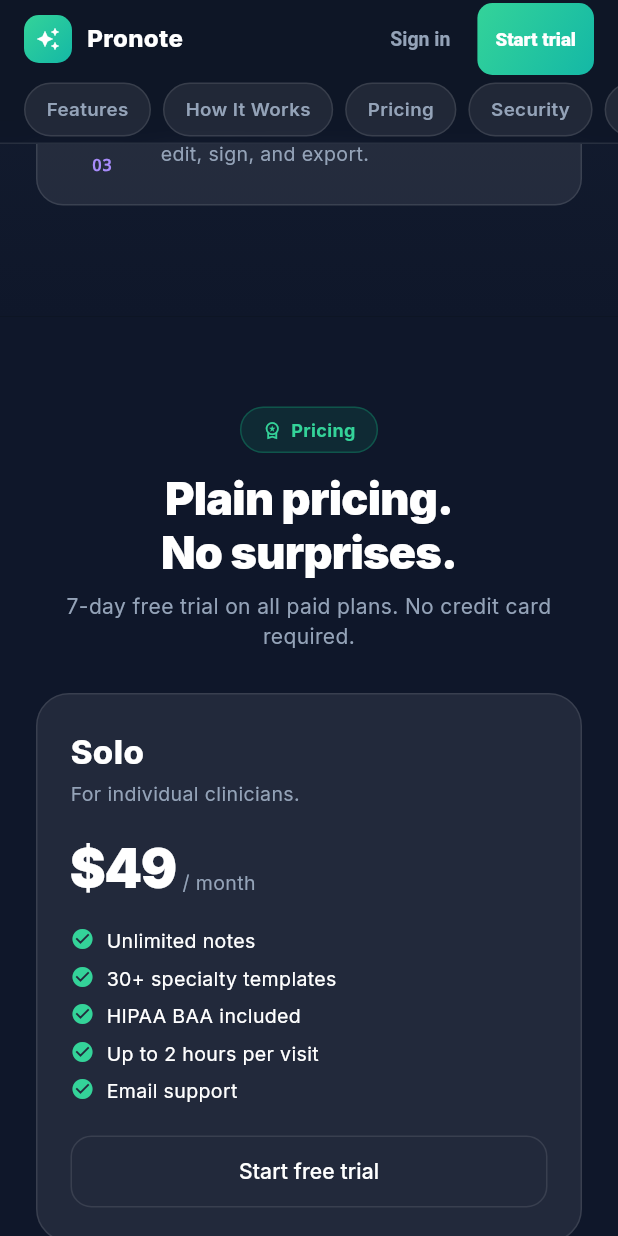
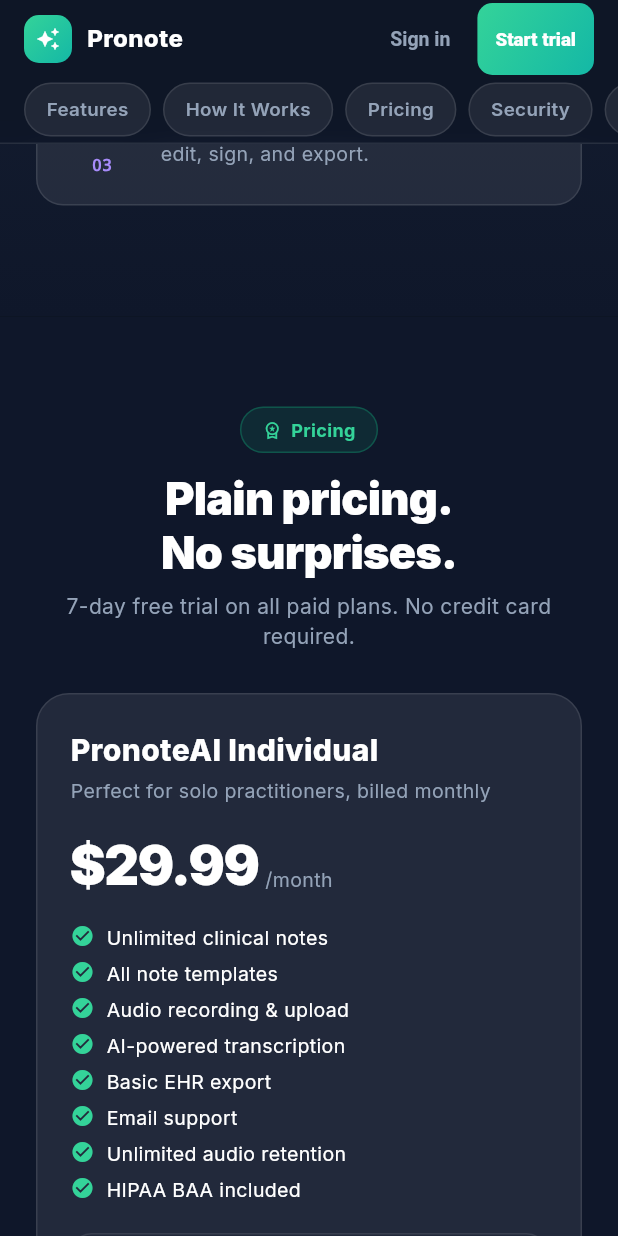
Before and after one commit to sheharyar-shafique/Flutter-Android-Hippa, a Flutter app: the screen it shows after launch, scrolled down 2880 dp, on a phone screen of 412 x 824 dp. Run offline on Flutter 3.47's test engine with Material 3 defaults, Android fonts, the phone set to English and light mode, and no system bars; our stand-ins replace dio, file_picker, flutter_riverpod, flutter_secure_storage, go_router, google_fonts and 2 more; missing offline and left inert: record.

Commit message:
fix(landing): pull pricing cards from kPlans so landing matches checkout
Landing-page Pricing section was rendering hard-coded fake plans (Solo \$49,
Group \$39, Enterprise Custom) that did not match the four real production
plans the user actually pays for in /plans (PronoteAI Individual \$29.99,
Individual Annual \$300, Group Monthly \$40, Group Annual \$460).

This was the cause of the user's screenshot complaint — they saw \$49 / \$39
on the landing page even though the actual product offering is \$29.99 /
\$300 / \$40 / \$460.

Fix:
- _PricingSection now iterates kPlans (the same constant /plans uses) →
  renders all four real plans with full feature lists, MOST POPULAR badge
  on the annual individual card, and the secondary "\$25.00/mo" /
  "\$38.33/mo" subtitle on annual plans.
- _PlanCard renamed to _LandingPlanCard and rewritten against the Plan
  model from core/models/plan.dart (uses .badge, .description,
  .secondary instead of the throwaway local fields).
- New _EnterprisePlanCard class renders the "Contact sales" tier
  separately since Enterprise is not in kPlans (no self-serve Stripe
  price).
- Local _Plan dataclass deleted — single source of truth lives in
  core/models/plan.dart now.

All "Start free trial" CTAs route to /plans for unauth'd users (which
itself bounces to /signup if no account yet, then back to /plans after
signup). The Enterprise card routes to /enterprise.

Copy can never drift again — change a price in core/models/plan.dart and
both landing AND checkout update simultaneously.

Co-Authored-By: Claude Opus 4.7 (1M context) <noreply@anthropic.com>

```diff
--- a/lib/features/landing/landing_screen.dart
+++ b/lib/features/landing/landing_screen.dart
@@ -3,6 +3,7 @@ import 'dart:ui' show ImageFilter;
 import 'package:flutter/material.dart';
 import 'package:go_router/go_router.dart';
 
+import '../../core/models/plan.dart';
 import '../../core/theme/app_theme.dart';
 
 /// Marketing surface — what unauthenticated users see at "/".
@@ -633,36 +634,6 @@ class _PricingSection extends StatelessWidget {
 
   @override
   Widget build(BuildContext context) {
-    final plans = [
-      _Plan(
-        name: 'Solo',
-        price: '\$49',
-        period: '/ month',
-        desc: 'For individual clinicians.',
-        features: ['Unlimited notes', '30+ specialty templates', 'HIPAA BAA included', 'Up to 2 hours per visit', 'Email support'],
-        ctaLabel: 'Start free trial',
-        highlight: false,
-      ),
-      _Plan(
-        name: 'Group',
-        price: '\$39',
-        period: '/ user / month',
-        desc: 'For practices with 5+ clinicians.',
-        features: ['Everything in Solo', 'Multi-user team management', 'Shared template library', 'Priority support', 'Group analytics'],
-        ctaLabel: 'Start free trial',
-        highlight: true,
-      ),
-      _Plan(
-        name: 'Enterprise',
-        price: 'Custom',
-        period: '',
-        desc: 'For health systems and large groups.',
-        features: ['Everything in Group', 'EHR integrations', 'Dedicated account manager', 'Custom SLA', 'On-premise deployment available'],
-        ctaLabel: 'Contact sales',
-        highlight: false,
-      ),
-    ];
-
     return Container(
       width: double.infinity,
       padding: const EdgeInsets.fromLTRB(24, 60, 24, 60),
@@ -683,39 +654,25 @@ class _PricingSection extends StatelessWidget {
             style: TextStyle(color: AppColors.slate400, fontSize: 14),
           ),
           const SizedBox(height: 28),
-          ...plans.map((p) => Padding(
+          // Render the 4 real plans from kPlans (same source the /plans
+          // checkout screen uses) so pricing copy can never drift between
+          // landing and checkout.
+          ...kPlans.map((p) => Padding(
                 padding: const EdgeInsets.only(bottom: 14),
-                child: _PlanCard(plan: p),
+                child: _LandingPlanCard(plan: p),
               )),
+          // Enterprise lives outside kPlans because it has no self-serve
+          // Stripe price — it routes to a "Contact sales" page.
+          const _EnterprisePlanCard(),
         ],
       ),
     );
   }
 }
 
-class _Plan {
-  final String name;
-  final String price;
-  final String period;
-  final String desc;
-  final List<String> features;
-  final String ctaLabel;
-  final bool highlight;
-
-  _Plan({
-    required this.name,
-    required this.price,
-    required this.period,
-    required this.desc,
-    required this.features,
-    required this.ctaLabel,
-    required this.highlight,
-  });
-}
-
-class _PlanCard extends StatelessWidget {
-  final _Plan plan;
-  const _PlanCard({required this.plan});
+class _LandingPlanCard extends StatelessWidget {
+  final Plan plan;
+  const _LandingPlanCard({required this.plan});
 
   @override
   Widget build(BuildContext context) {
@@ -737,34 +694,38 @@ class _PlanCard extends StatelessWidget {
       child: Column(
         crossAxisAlignment: CrossAxisAlignment.start,
         children: [
-          if (plan.highlight)
+          if (plan.badge != null)
             Container(
               padding: const EdgeInsets.symmetric(horizontal: 8, vertical: 3),
               decoration: BoxDecoration(
                 color: AppColors.emerald500,
                 borderRadius: BorderRadius.circular(20),
               ),
-              child: const Text('MOST POPULAR',
-                  style: TextStyle(color: Colors.white, fontSize: 9, fontWeight: FontWeight.w800, letterSpacing: 1)),
+              child: Text(plan.badge!,
+                  style: const TextStyle(color: Colors.white, fontSize: 9, fontWeight: FontWeight.w800, letterSpacing: 1)),
             ),
-          if (plan.highlight) const SizedBox(height: 10),
+          if (plan.badge != null) const SizedBox(height: 10),
           Text(plan.name,
-              style: const TextStyle(color: Colors.white, fontSize: 22, fontWeight: FontWeight.w800)),
+              style: const TextStyle(color: Colors.white, fontSize: 20, fontWeight: FontWeight.w800)),
           const SizedBox(height: 4),
-          Text(plan.desc, style: const TextStyle(color: AppColors.slate400, fontSize: 13)),
+          Text(plan.description, style: const TextStyle(color: AppColors.slate400, fontSize: 13)),
           const SizedBox(height: 14),
           Row(
             crossAxisAlignment: CrossAxisAlignment.end,
             children: [
               Text(plan.price,
                   style: const TextStyle(color: Colors.white, fontSize: 36, fontWeight: FontWeight.w900, letterSpacing: -1)),
-              if (plan.period.isNotEmpty)
-                Padding(
-                  padding: const EdgeInsets.only(bottom: 6, left: 4),
-                  child: Text(plan.period, style: const TextStyle(color: AppColors.slate400, fontSize: 13)),
-                ),
+              Padding(
+                padding: const EdgeInsets.only(bottom: 6, left: 4),
+                child: Text(plan.period, style: const TextStyle(color: AppColors.slate400, fontSize: 13)),
+              ),
             ],
           ),
+          if (plan.secondary != null) ...[
+            const SizedBox(height: 2),
+            Text(plan.secondary!,
+                style: const TextStyle(color: AppColors.emerald400, fontSize: 13, fontWeight: FontWeight.w700)),
+          ],
           const SizedBox(height: 14),
           ...plan.features.map((f) => Padding(
                 padding: const EdgeInsets.only(bottom: 6),
@@ -773,7 +734,7 @@ class _PlanCard extends StatelessWidget {
                   children: [
                     const Icon(Icons.check_circle, color: AppColors.emerald400, size: 16),
                     const SizedBox(width: 8),
-                    Expanded(child: Text(f, style: const TextStyle(color: Colors.white, fontSize: 13))),
+                    Expanded(child: Text(f, style: const TextStyle(color: Colors.white, fontSize: 13, height: 1.4))),
                   ],
                 ),
               )),
@@ -790,22 +751,81 @@ class _PlanCard extends StatelessWidget {
                     child: Material(
                       color: Colors.transparent,
                       child: InkWell(
-                        onTap: () => context.go('/signup'),
+                        onTap: () => context.go('/plans'),
                         borderRadius: BorderRadius.circular(14),
-                        child: Center(
-                          child: Text(plan.ctaLabel,
-                              style: const TextStyle(color: Colors.white, fontSize: 14, fontWeight: FontWeight.w800)),
+                        child: const Center(
+                          child: Text('Start free trial',
+                              style: TextStyle(color: Colors.white, fontSize: 14, fontWeight: FontWeight.w800)),
                         ),
                       ),
                     ),
                   )
                 : OutlinedButton(
-                    onPressed: () => context.go(plan.name == 'Enterprise' ? '/enterprise' : '/plans'),
+                    onPressed: () => context.go('/plans'),
                     style: OutlinedButton.styleFrom(
                       shape: RoundedRectangleBorder(borderRadius: BorderRadius.circular(14)),
                     ),
-                    child: Text(plan.ctaLabel),
+                    child: const Text('Start free trial'),
                   ),
+          ),
+        ],
+      ),
+    );
+  }
+}
+
+class _EnterprisePlanCard extends StatelessWidget {
+  const _EnterprisePlanCard();
+
+  @override
+  Widget build(BuildContext context) {
+    return Container(
+      padding: const EdgeInsets.all(22),
+      decoration: BoxDecoration(
+        color: AppColors.cardBg,
+        borderRadius: BorderRadius.circular(22),
+        border: Border.all(color: AppColors.cardBorder),
+      ),
+      child: Column(
+        crossAxisAlignment: CrossAxisAlignment.start,
+        children: [
+          const Text('Enterprise',
+              style: TextStyle(color: Colors.white, fontSize: 20, fontWeight: FontWeight.w800)),
+          const SizedBox(height: 4),
+          const Text('For health systems and large groups.',
+              style: TextStyle(color: AppColors.slate400, fontSize: 13)),
+          const SizedBox(height: 14),
+          const Text('Custom',
+              style: TextStyle(color: Colors.white, fontSize: 36, fontWeight: FontWeight.w900, letterSpacing: -1)),
+          const SizedBox(height: 14),
+          ...const [
+            'Everything in Group',
+            'EHR integrations',
+            'Dedicated account manager',
+            'Custom SLA',
+            'On-premise deployment available',
+          ].map((f) => Padding(
+                padding: const EdgeInsets.only(bottom: 6),
+                child: Row(
+                  crossAxisAlignment: CrossAxisAlignment.start,
+                  children: [
+                    const Icon(Icons.check_circle, color: AppColors.emerald400, size: 16),
+                    const SizedBox(width: 8),
+                    Expanded(child: Text(f, style: const TextStyle(color: Colors.white, fontSize: 13, height: 1.4))),
+                  ],
+                ),
+              )),
+          const SizedBox(height: 14),
+          SizedBox(
+            width: double.infinity,
+            height: 48,
+            child: OutlinedButton(
+              onPressed: () => context.go('/enterprise'),
+              style: OutlinedButton.styleFrom(
+                shape: RoundedRectangleBorder(borderRadius: BorderRadius.circular(14)),
+              ),
+              child: const Text('Contact sales'),
+            ),
           ),
         ],
       ),
```
